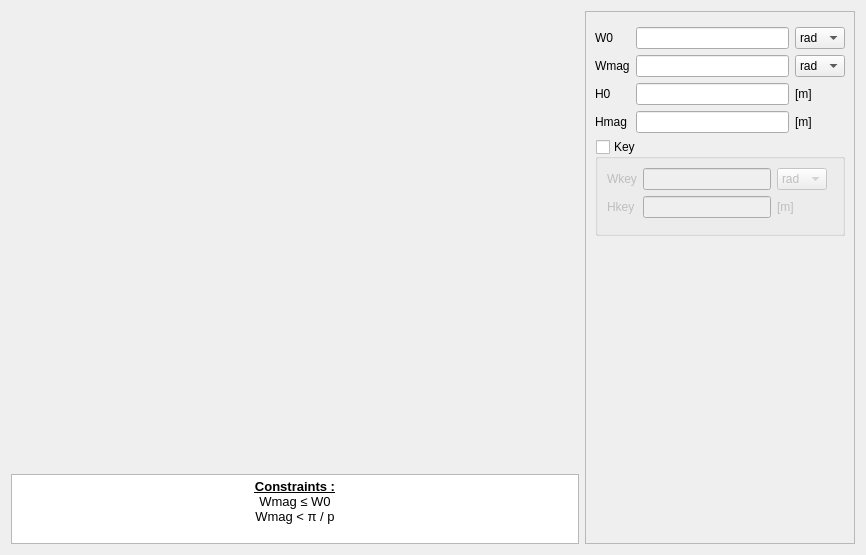
This is pyleecan/GUI/Dialog/DMachineSetup/SMSlot/PMSlot11/PMSlot11.ui in Eomys/pyleecan as Qt 5 draws it before an edit. The edited form follows.
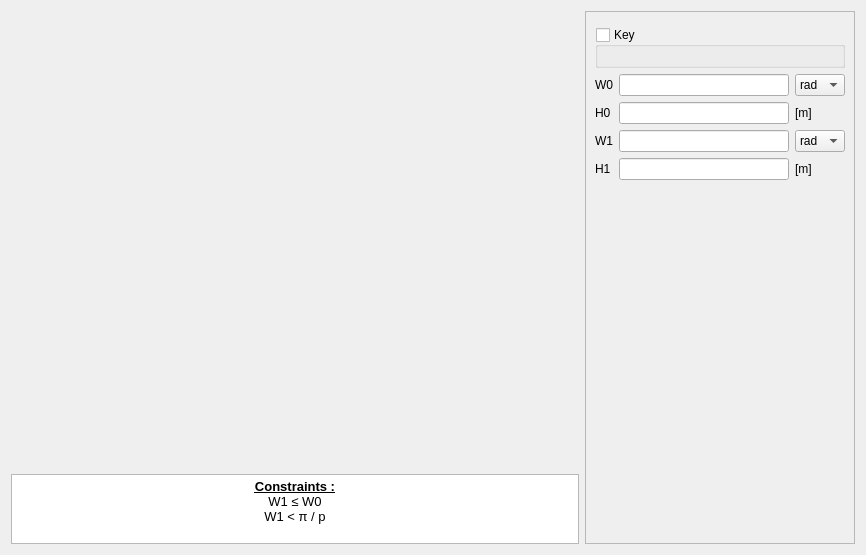
This is the edited form. Icons and pictures are not drawn. Custom widgets are drawn as their Qt base class.

Commit message: [NF] renaming Hmag and Wmag

Patch:
```diff
--- a/pyleecan/GUI/Dialog/DMachineSetup/SMSlot/PMSlot11/PMSlot11.ui
+++ b/pyleecan/GUI/Dialog/DMachineSetup/SMSlot/PMSlot11/PMSlot11.ui
@@ -85,8 +85,8 @@
 p, li { white-space: pre-wrap; }
 &lt;/style&gt;&lt;/head&gt;&lt;body style=&quot; font-family:'MS Shell Dlg 2'; font-size:8.15094pt; font-weight:400; font-style:normal;&quot;&gt;
 &lt;p align=&quot;center&quot; style=&quot; margin-top:0px; margin-bottom:0px; margin-left:0px; margin-right:0px; -qt-block-indent:0; text-indent:0px;&quot;&gt;&lt;span style=&quot; font-size:10pt; font-weight:600; text-decoration: underline;&quot;&gt;Constraints :&lt;/span&gt;&lt;/p&gt;
-&lt;p align=&quot;center&quot; style=&quot; margin-top:0px; margin-bottom:0px; margin-left:0px; margin-right:0px; -qt-block-indent:0; text-indent:0px;&quot;&gt;&lt;span style=&quot; font-size:10pt;&quot;&gt;Wmag ≤ W0&lt;/span&gt;&lt;/p&gt;
-&lt;p align=&quot;center&quot; style=&quot; margin-top:0px; margin-bottom:0px; margin-left:0px; margin-right:0px; -qt-block-indent:0; text-indent:0px;&quot;&gt;&lt;span style=&quot; font-size:10pt;&quot;&gt;Wmag &amp;lt; π / p&lt;/span&gt;&lt;/p&gt;&lt;/body&gt;&lt;/html&gt;</string>
+&lt;p align=&quot;center&quot; style=&quot; margin-top:0px; margin-bottom:0px; margin-left:0px; margin-right:0px; -qt-block-indent:0; text-indent:0px;&quot;&gt;&lt;span style=&quot; font-size:10pt;&quot;&gt;W1 ≤ W0&lt;/span&gt;&lt;/p&gt;
+&lt;p align=&quot;center&quot; style=&quot; margin-top:0px; margin-bottom:0px; margin-left:0px; margin-right:0px; -qt-block-indent:0; text-indent:0px;&quot;&gt;&lt;span style=&quot; font-size:10pt;&quot;&gt;W1 &amp;lt; π / p&lt;/span&gt;&lt;/p&gt;&lt;/body&gt;&lt;/html&gt;</string>
        </property>
        <property name="textInteractionFlags">
         <set>Qt::TextSelectableByKeyboard|Qt::TextSelectableByMouse</set>
@@ -125,15 +125,60 @@
        <item>
         <widget class="WWSlotMag" name="w_mag" native="true"/>
        </item>
+       <item>
+        <widget class="QGroupBox" name="g_key">
+         <property name="title">
+          <string>Key</string>
+         </property>
+         <property name="checkable">
+          <bool>true</bool>
+         </property>
+         <property name="checked">
+          <bool>false</bool>
+         </property>
+         <layout class="QGridLayout" name="gridLayout_2">
+          <item row="9" column="0" colspan="2">
+           <widget class="WMatSelectV" name="w_key_mat" native="true"/>
+          </item>
+         </layout>
+        </widget>
+       </item>
        <item>
         <layout class="QGridLayout" name="gridLayout">
-         <item row="1" column="0">
-          <widget class="QLabel" name="in_Wmag">
+         <item row="4" column="2">
+          <widget class="QLabel" name="unit_H1">
            <property name="text">
-            <string>Wmag</string>
+            <string>[m]</string>
            </property>
           </widget>
          </item>
+         <item row="2" column="1">
+          <widget class="FloatEdit" name="lf_W1"/>
+         </item>
+         <item row="2" column="0">
+          <widget class="QLabel" name="in_W1">
+           <property name="text">
+            <string>W1</string>
+           </property>
+          </widget>
+         </item>
+         <item row="0" column="2">
+          <widget class="QComboBox" name="c_W0_unit">
+           <item>
+            <property name="text">
+             <string>rad</string>
+            </property>
+           </item>
+           <item>
+            <property name="text">
+             <string>deg</string>
+            </property>
+           </item>
+          </widget>
+         </item>
+         <item row="4" column="1">
+          <widget class="FloatEdit" name="lf_H1"/>
+         </item>
          <item row="0" column="0">
           <widget class="QLabel" name="in_W0">
            <property name="text">
@@ -142,23 +187,23 @@
           </widget>
          </item>
          <item row="2" column="2">
-          <widget class="QLabel" name="unit_H0">
-           <property name="text">
-            <string>[m]</string>
-           </property>
+          <widget class="QComboBox" name="c_W1_unit">
+           <item>
+            <property name="text">
+             <string>rad</string>
+            </property>
+           </item>
+           <item>
+            <property name="text">
+             <string>deg</string>
+            </property>
+           </item>
           </widget>
          </item>
-         <item row="2" column="0">
-          <widget class="QLabel" name="in_H0">
+         <item row="4" column="0">
+          <widget class="QLabel" name="in_H1">
            <property name="text">
-            <string>H0</string>
-           </property>
-          </widget>
-         </item>
-         <item row="3" column="2">
-          <widget class="QLabel" name="unit_Hmag">
-           <property name="text">
-            <string>[m]</string>
+            <string>H1</string>
            </property>
           </widget>
          </item>
@@ -172,115 +217,25 @@
            </property>
           </widget>
          </item>
-         <item row="3" column="0">
-          <widget class="QLabel" name="in_Hmag">
+         <item row="1" column="0">
+          <widget class="QLabel" name="in_H0">
            <property name="text">
-            <string>Hmag</string>
+            <string>H0</string>
            </property>
           </widget>
          </item>
-         <item row="2" column="1">
-          <widget class="FloatEdit" name="lf_H0"/>
-         </item>
-         <item row="3" column="1">
-          <widget class="FloatEdit" name="lf_Hmag"/>
-         </item>
          <item row="1" column="1">
-          <widget class="FloatEdit" name="lf_Wmag"/>
+          <widget class="FloatEdit" name="lf_H0"/>
          </item>
          <item row="1" column="2">
-          <widget class="QComboBox" name="c_Wmag_unit">
-           <item>
-            <property name="text">
-             <string>rad</string>
-            </property>
-           </item>
-           <item>
-            <property name="text">
-             <string>deg</string>
-            </property>
-           </item>
-          </widget>
-         </item>
-         <item row="0" column="2">
-          <widget class="QComboBox" name="c_W0_unit">
-           <item>
-            <property name="text">
-             <string>rad</string>
-            </property>
-           </item>
-           <item>
-            <property name="text">
-             <string>deg</string>
-            </property>
-           </item>
+          <widget class="QLabel" name="unit_H0">
+           <property name="text">
+            <string>[m]</string>
+           </property>
           </widget>
          </item>
         </layout>
        </item>
-       <item>
-        <widget class="QGroupBox" name="g_key">
-         <property name="title">
-          <string>Key</string>
-         </property>
-         <property name="checkable">
-          <bool>true</bool>
-         </property>
-         <property name="checked">
-          <bool>false</bool>
-         </property>
-         <layout class="QGridLayout" name="gridLayout_2">
-          <item row="10" column="0" colspan="2">
-           <widget class="WMatSelectV" name="w_key_mat" native="true"/>
-          </item>
-          <item row="0" column="0">
-           <layout class="QGridLayout" name="gridLayout_3" columnstretch="0,0,0,0,0" rowminimumheight="0,0">
-            <item row="0" column="2">
-             <widget class="FloatEdit" name="lf_Wkey"/>
-            </item>
-            <item row="1" column="2">
-             <widget class="FloatEdit" name="lf_Hkey"/>
-            </item>
-            <item row="0" column="0">
-             <widget class="QLabel" name="in_Wkey">
-              <property name="text">
-               <string>Wkey</string>
-              </property>
-             </widget>
-            </item>
-            <item row="1" column="0">
-             <widget class="QLabel" name="in_Hkey">
-              <property name="text">
-               <string>Hkey</string>
-              </property>
-             </widget>
-            </item>
-            <item row="1" column="4">
-             <widget class="QLabel" name="unit_Hkey">
-              <property name="text">
-               <string>[m]</string>
-              </property>
-             </widget>
-            </item>
-            <item row="0" column="4">
-             <widget class="QComboBox" name="c_Wkey_unit">
-              <item>
-               <property name="text">
-                <string>rad</string>
-               </property>
-              </item>
-              <item>
-               <property name="text">
-                <string>deg</string>
-               </property>
-              </item>
-             </widget>
-            </item>
-           </layout>
-          </item>
-         </layout>
-        </widget>
-       </item>
        <item>
         <spacer name="verticalSpacer">
          <property name="orientation">
```
Left out of the diff: 8 changed lines with no effect on the pictures. The commit also changes 169 other files.
